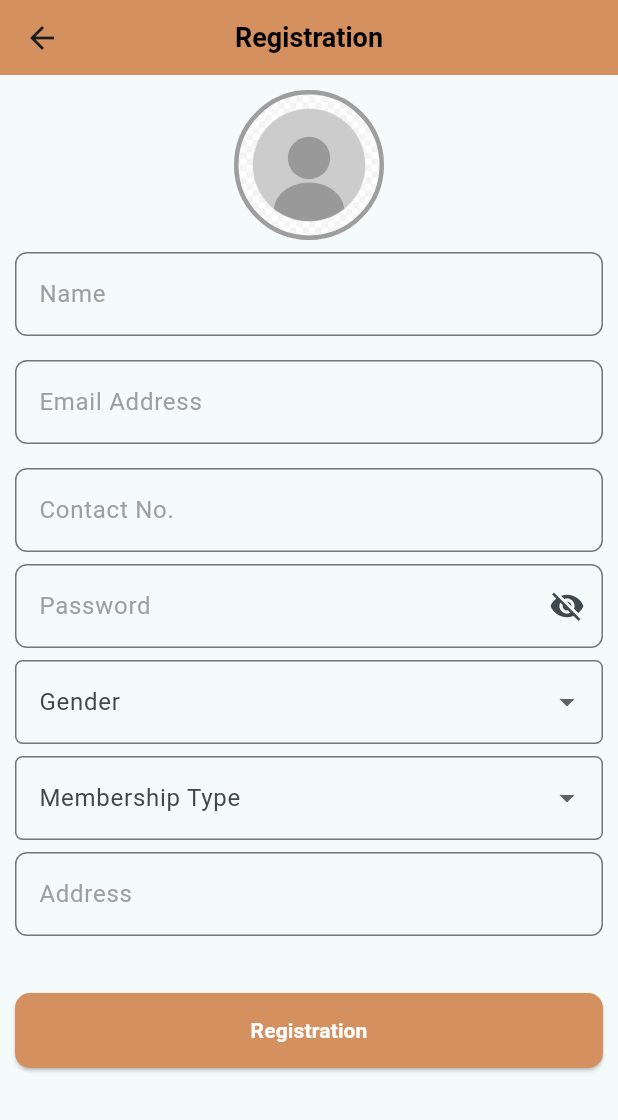
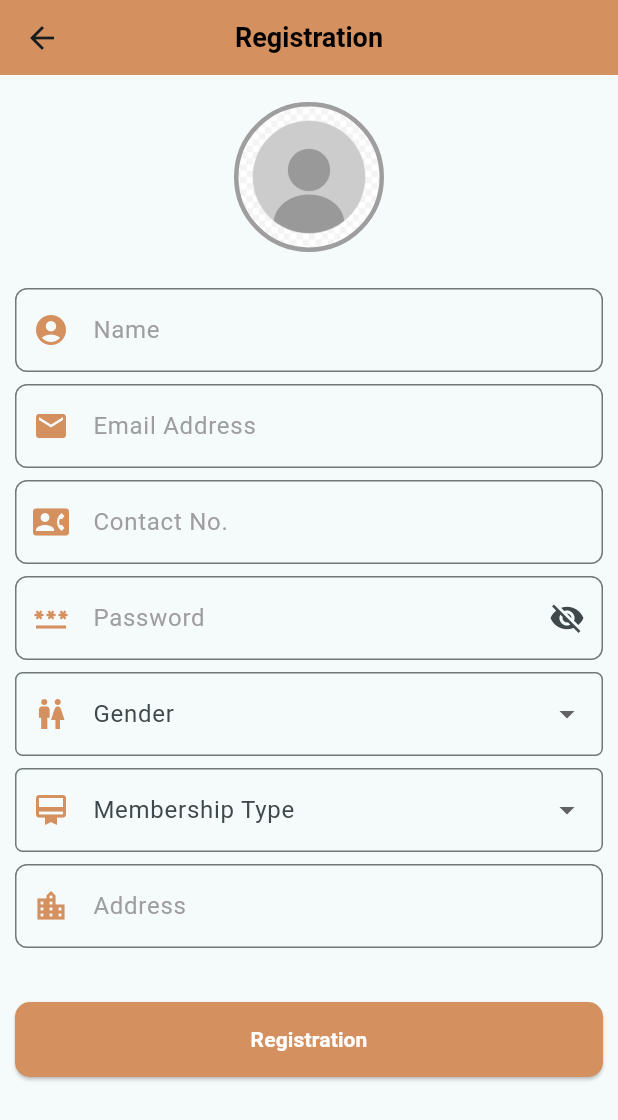
Before and after one commit to sanjuy/CLC_APP, a Flutter app: the screen it shows after launch, after a tap on "Click Here?", on a phone screen of 412 x 824 dp. Shown: the top 1120 px of the screen. Run offline on Flutter 3.47's test engine with Material 3 defaults, Android fonts, the light colour scheme and no system bars; our stand-ins replace qr_flutter; Roboto replaces fonts that are missing (Corporate S).

Commit message:
5 march update

```diff
--- a/lib/authentication/forgot_password_screen.dart
+++ b/lib/authentication/forgot_password_screen.dart
@@ -29,15 +29,16 @@ class _ForgotPasswordScreenState extends State<ForgotPasswordScreen> {
       body: SafeArea(
         child: SingleChildScrollView(
           child: Padding(
-            padding: const EdgeInsets.only(left: 10, right: 10),
+            padding: const EdgeInsets.only(left: 10, right: 10, top: 10),
             child: Column(
               children: [
                 generalTextField(
+                  icon: Icons.email,
                   label: "Email Address",
                   controller: emailController,
                   keyboardType: TextInputType.emailAddress,
                 ),
-                SizedBox(height: 30),
+                SizedBox(height: 20),
                 FullWidthAction(
                   title: "Get OTP",
                   onPressed: () {},
--- a/lib/authentication/login_screen.dart
+++ b/lib/authentication/login_screen.dart
@@ -3,6 +3,7 @@ import 'package:clc_app/authentication/registration_screen.dart';
 import 'package:clc_app/custom_widget/custom_appbar.dart';
 import 'package:clc_app/resources/alert_view.dart';
 import 'package:clc_app/resources/buttons.dart';
+import 'package:clc_app/resources/default_color.dart';
 import 'package:clc_app/resources/extenssions.dart';
 import 'package:clc_app/resources/router.dart';
 import 'package:clc_app/resources/utils.dart';
@@ -25,18 +26,29 @@ class _LoginScreenState extends State<LoginScreen> {
     return Scaffold(
       appBar: CustomAppBar(title: "Login"),
       body: SafeArea(
+        child: SingleChildScrollView(
           child: Padding(
-          padding: const EdgeInsets.only(left: 10, right: 10, top: 10),
+            padding: const EdgeInsets.only(left: 10, right: 10, top: 18),
             child: Column(
               spacing: 8,
               children: [
                 Image.asset("logo.png".directory(), scale: 3),
+                SizedBox(height: 10),
                 customText(
-                title: "Login",
-                fontSize: 20,
+                  title: "WELCOME",
+                  fontSize: 18,
                   fontWeight: FontWeight.bold,
+                  color: primeColor,
                 ),
+                customText(
+                  title: "CHOW LUCK CLUB",
+                  fontSize: 18,
+                  fontWeight: FontWeight.bold,
+                  color: primeColor,
+                ),
+                SizedBox(height: 10),
                 generalTextField(
+                  icon: (Icons.email),
                   label: "Email Id",
                   controller: emailController,
                   keyboardType: TextInputType.emailAddress,
@@ -45,6 +57,7 @@ class _LoginScreenState extends State<LoginScreen> {
                   valueListenable: isObscure,
                   builder: (context, value, child) {
                     return passwordTextField(
+                      icon: (Icons.password),
                       label: "Password",
                       isObscure: isObscure.value,
                       controller: passwordController,
@@ -59,8 +72,8 @@ class _LoginScreenState extends State<LoginScreen> {
                       Navigation.push(
                           context: context, moveTo: ForgotPasswordScreen());
                     },
-                  child:
-                      customText(title: "Forgot Password?", color: Colors.blue),
+                    child: customText(
+                        title: "Forgot Password?", color: primeColor),
                   ),
                 ),
                 // SizedBox(height: 15),
@@ -68,7 +81,8 @@ class _LoginScreenState extends State<LoginScreen> {
                   title: "Login",
                   onPressed: () {
                     if (emailController.text == "") {
-                    showInSnackBar(context: context, message: "Enter Email-Id");
+                      showInSnackBar(
+                          context: context, message: "Enter Email-Id");
                       return;
                     }
                     if (!isValidateEmail(emailController.text)) {
@@ -87,13 +101,15 @@ class _LoginScreenState extends State<LoginScreen> {
                         Navigation.push(
                             context: context, moveTo: RegistrationScreen());
                       },
-                    child: customText(title: "Click Here?", color: Colors.blue),
+                      child:
+                          customText(title: "Click Here?", color: primeColor),
                     ),
                   ],
                 ),
-              Spacer(),
-              Image.asset("clc.png".directory(), scale: 10),
+                // Spacer(),
+                // Image.asset("clc.png".directory(), scale: 10),
               ],
+            ),
           ),
         ),
       ),
--- a/lib/authentication/registration_screen.dart
+++ b/lib/authentication/registration_screen.dart
@@ -33,22 +33,25 @@ class _RegistrationScreenState extends State<RegistrationScreen> {
       body: SafeArea(
         child: SingleChildScrollView(
           child: Padding(
-            padding: const EdgeInsets.only(left: 10, right: 10, top: 10),
+            padding: const EdgeInsets.only(left: 10, right: 10, top: 18),
             child: Column(
+              spacing: 8,
               children: [
-                CustomImageView(
-                  shap: BoxShape.circle,
-                ),
+                CustomImageView(shap: BoxShape.circle),
+                SizedBox(height: 8),
                 generalTextField(
+                  icon: (Icons.account_circle),
                   label: "Name",
                   controller: nameController,
                 ),
                 generalTextField(
+                  icon: (Icons.email),
                   label: "Email Address",
                   controller: emailController,
                   keyboardType: TextInputType.emailAddress,
                 ),
                 generalTextField(
+                  icon: (Icons.contact_phone),
                   label: "Contact No.",
                   controller: mobileController,
                 ),
@@ -56,6 +59,7 @@ class _RegistrationScreenState extends State<RegistrationScreen> {
                   valueListenable: isObscure,
                   builder: (context, value, child) {
                     return passwordTextField(
+                      icon: (Icons.password),
                       label: "Password",
                       isObscure: isObscure.value,
                       controller: passwordController,
@@ -63,8 +67,9 @@ class _RegistrationScreenState extends State<RegistrationScreen> {
                     );
                   },
                 ),
-                SizedBox(height: 8),
+                // SizedBox(height: 8),
                 dropDownTextField(
+                  icon: (Icons.wc),
                   title: "Gender",
                   lt: [
                     "Male",
@@ -73,8 +78,9 @@ class _RegistrationScreenState extends State<RegistrationScreen> {
                   ],
                   onSelected: (p0) {},
                 ),
-                SizedBox(height: 8),
+                // SizedBox(height: 8),
                 dropDownTextField(
+                  icon: (Icons.card_membership),
                   title: "Membership Type",
                   lt: [
                     "ChowLucky - Free",
@@ -83,10 +89,11 @@ class _RegistrationScreenState extends State<RegistrationScreen> {
                   onSelected: (p0) {},
                 ),
                 generalTextField(
+                  icon: (Icons.location_city),
                   label: "Address",
                   controller: addressController,
                 ),
-                SizedBox(height: 30),
+                SizedBox(height: 20),
                 FullWidthAction(
                   title: "Registration",
                   onPressed: () {
--- a/lib/resources/default_color.dart
+++ b/lib/resources/default_color.dart
@@ -12,4 +12,5 @@ class HexColor extends Color {
   }
 }
 
-Color primeColor = HexColor("#D4905E");
+// Color primeColor = HexColor("#D4905E");
+Color primeColor = Color.fromARGB(255, 212, 144, 94);
--- a/lib/resources/utils.dart
+++ b/lib/resources/utils.dart
@@ -1,32 +1,25 @@
+import 'package:clc_app/resources/default_color.dart';
 import 'package:flutter/material.dart';
 
 Widget generalTextField({
   String? label,
   required TextEditingController controller,
-  Icon? icon,
+  IconData? icon,
   TextInputType keyboardType = TextInputType.text,
   bool readOnly = false,
   Function(String)? onTab,
 }) {
-  return Padding(
-    padding: const EdgeInsets.symmetric(vertical: 8.0),
-    child: TextField(
+  return TextField(
     readOnly: readOnly,
     keyboardType: keyboardType,
     controller: controller,
     decoration: InputDecoration(
+      prefixIcon: Icon(icon, color: primeColor),
       labelText: "$label",
       labelStyle: const TextStyle(color: Colors.grey),
-        suffixIcon: icon != null
-            ? IconButton(
-                icon: icon,
-                onPressed: () {},
-              )
-            : null,
       border: OutlineInputBorder(
         borderRadius: BorderRadius.circular(8),
         borderSide: const BorderSide(color: Colors.grey),
-        ),
       ),
     ),
   );
@@ -34,6 +27,7 @@ Widget generalTextField({
 
 Widget passwordTextField({
   String? label,
+  IconData? icon,
   required TextEditingController controller,
   bool isObscure = true,
   Function()? onPressed,
@@ -42,6 +36,10 @@ Widget passwordTextField({
     obscureText: isObscure,
     controller: controller,
     decoration: InputDecoration(
+      prefixIcon: Icon(
+        icon,
+        color: primeColor,
+      ),
       labelText: label,
       labelStyle: TextStyle(color: Colors.grey),
       border: OutlineInputBorder(
@@ -103,11 +101,16 @@ Widget multiLineTextField({
 
 Widget dropDownTextField({
   required String title,
+  IconData? icon,
   required List<String> lt,
   required Function(String) onSelected,
 }) {
   return DropdownButtonFormField<String>(
     decoration: InputDecoration(
+      prefixIcon: Icon(
+        icon,
+        color: primeColor,
+      ),
       label: Text(title),
       border: OutlineInputBorder(
         borderRadius: BorderRadius.circular(5),
```
Also changed, not shown: lib/home/credit_card_screen.dart (added, +103 -0 lines), lib/profile/change_membership_type_screen.dart (+5 -2 lines), lib/profile/edit_profile_screen.dart (+6 -2 lines), lib/profile/reset_password_screen.dart (+6 -4 lines). Lines whose indentation alone changed are shown as unchanged.
